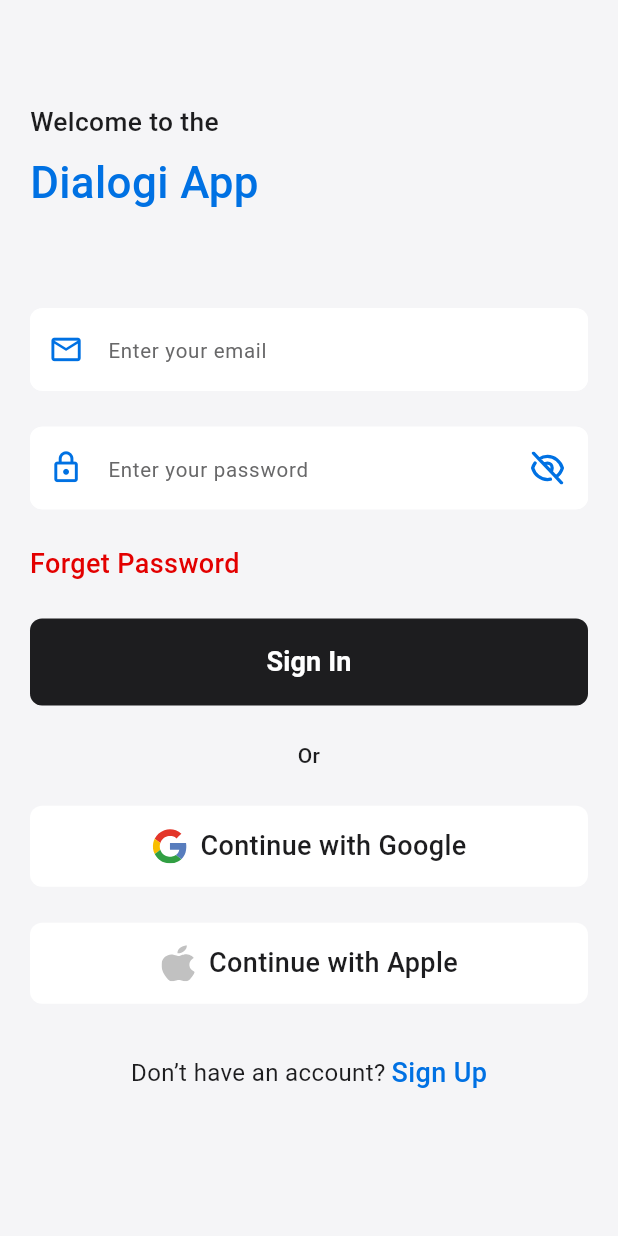
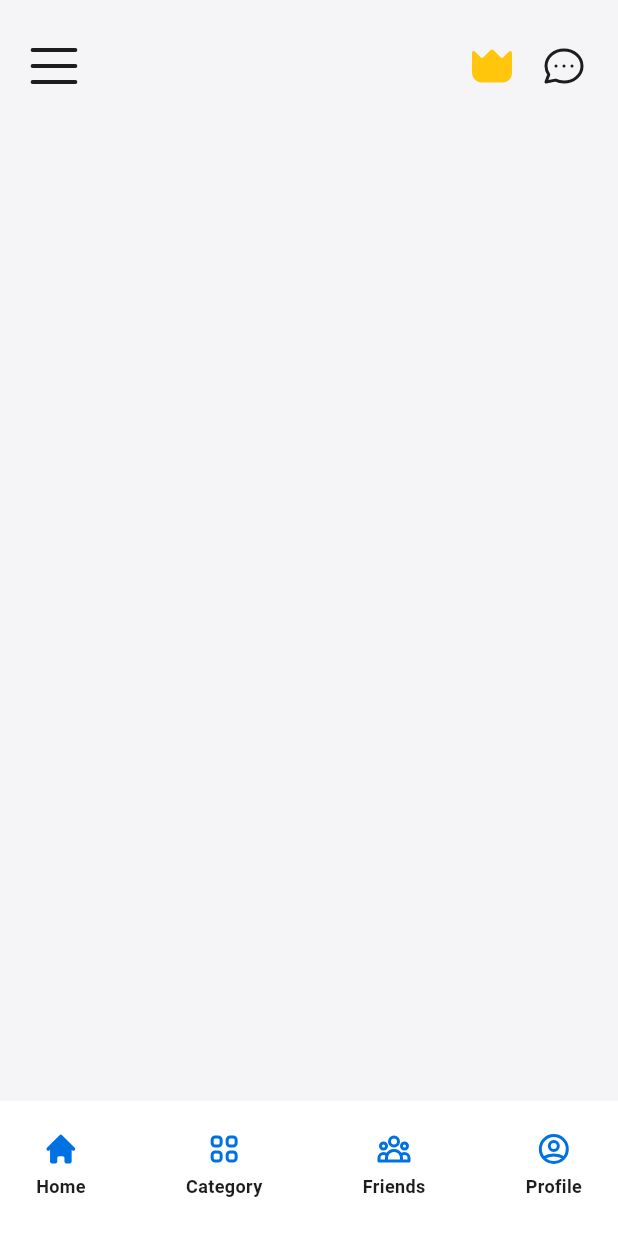
Before and after one commit to bdCalling-Sdt-hub/dialogi, a Flutter app: the SignInScreen screen opened by its route, after a tap on "Sign In", on a phone screen of 412 x 824 dp. Run offline on Flutter 3.47's test engine with Material 3 defaults, Android fonts, the phone set to English and light mode, and no system bars; our stand-ins replace device_preview, flutter_screenutil, flutter_svg, get, google_fonts, image_picker and 2 more; missing offline and left inert: dart:ffi; Roboto replaces fonts that are missing (Prompt); project files that could hold a hidden picture were left out.

Commit message:
auth done

```diff
--- a/lib/core/app_routes.dart
+++ b/lib/core/app_routes.dart
@@ -5,7 +5,12 @@
 import 'package:dialogi_app/view/screens/auth/sign_up/set_password/set_password_screen.dart';
 import 'package:dialogi_app/view/screens/auth/sign_up/set_photo/set_photo_screen.dart';
 import 'package:dialogi_app/view/screens/auth/sign_up/sign_up/sign_up_screen.dart';
+import 'package:dialogi_app/view/screens/category/category/category_screen.dart';
+import 'package:dialogi_app/view/screens/friends/friends/friends_screen.dart';
+import 'package:dialogi_app/view/screens/home/home/home_screen.dart';
 import 'package:dialogi_app/view/screens/premium/premium_screen.dart';
+import 'package:dialogi_app/view/screens/profile/profile/profile_screen.dart';
+import 'package:dialogi_app/view/screens/settings/settings/settings_screen.dart';
 import 'package:dialogi_app/view/screens/splash/splash_screen.dart';
 import 'package:get/get.dart';
 
@@ -19,6 +24,11 @@
   static String signUpScreen="/sign_up_screen";
   static String setPasswordScreen="/set_password_screen";
   static String setPhotoScreen="/set_photo_screen";
+  static String homeScreen="/home_screen";
+  static String categoryScreen="/category_screen";
+  static String friendsScreen="/friends_screen";
+  static String profileScreen="/profile_screen";
+  static String settingsScreen="/settings_screen";
 
 
   static List<GetPage> routes=[
@@ -31,5 +41,10 @@
     GetPage(name: signUpScreen, page: ()=> const SignUpScreen()),
     GetPage(name: setPasswordScreen, page: ()=> const SetPasswordScreen()),
     GetPage(name: setPhotoScreen, page: ()=> const SetPhotoScreen()),
+    GetPage(name: homeScreen, page: ()=> const HomeScreen()),
+    GetPage(name: categoryScreen, page: ()=> const CategoryScreen()),
+    GetPage(name: friendsScreen, page: ()=> const FriendsScreen()),
+    GetPage(name: profileScreen, page: ()=> const ProfileScreen()),
+    GetPage(name: settingsScreen, page: ()=> const SettingsScreen()),
   ];
 }
--- a/lib/utils/app_icons.dart
+++ b/lib/utils/app_icons.dart
@@ -29,7 +29,7 @@
   static const String friendsOutline = "$baseUrl/friends_outline.svg" ;
   static const String google = "$baseUrl/google.svg" ;
   static const String greatJob = "$baseUrl/great_job.svg" ;
-  static const String home = "$baseUrl/home.svg" ;
+  static const String home = "$baseUrl/home_outline.svg" ;
   static const String informationCircle = "$baseUrl/information-circle.svg" ;
   static const String like = "$baseUrl/like.svg" ;
   static const String location = "$baseUrl/location.svg" ;
@@ -53,6 +53,7 @@
   static const String translate = "$baseUrl/translate.svg" ;
   static const String checkCircle = "$baseUrl/check-circle.svg" ;
   static const String apple = "$baseUrl/apple.svg" ;
+  static const String homeOutline = "$baseUrl/home_outline.svg" ;
 
 
 
--- a/lib/view/screens/auth/sign_in/sign_in/sign_in_screen.dart
+++ b/lib/view/screens/auth/sign_in/sign_in/sign_in_screen.dart
@@ -111,7 +111,9 @@
             ),
 
             ///signIn button
-            CustomElevatedButton(onPressed: (){}, titleText: 'Sign In',buttonWidth: MediaQuery.of(context).size.width,),
+            CustomElevatedButton(onPressed: (){
+              Get.toNamed(AppRoutes.homeScreen);
+            }, titleText: 'Sign In',buttonWidth: MediaQuery.of(context).size.width,),
 
             ///or
             Center(
--- /dev/null
+++ b/lib/view/screens/home/home/home_screen.dart
@@ -0,0 +1,50 @@
+import 'package:dialogi_app/utils/app_colors.dart';
+import 'package:dialogi_app/utils/app_icons.dart';
+import 'package:dialogi_app/view/screens/home/home/inner_widgets/home_drawer.dart';
+import 'package:dialogi_app/view/widgets/app_bar/custom_app_bar.dart';
+import 'package:dialogi_app/view/widgets/image/custom_image.dart';
+import 'package:dialogi_app/view/widgets/nav_bar/nav_bar.dart';
+import 'package:flutter/material.dart';
+
+class HomeScreen extends StatefulWidget {
+  const HomeScreen({super.key});
+
+  @override
+  State<HomeScreen> createState() => _HomeScreenState();
+}
+
+class _HomeScreenState extends State<HomeScreen> {
+  final scaffoldKey = GlobalKey<ScaffoldState>();
+  @override
+  Widget build(BuildContext context) {
+    return SafeArea(child: Scaffold(
+      key: scaffoldKey,
+      backgroundColor: AppColors.background,
+        bottomNavigationBar: NavBar(currentIndex: 0),
+      drawer: Drawer(
+        backgroundColor: AppColors.background,
+        elevation: 0,
+        width: MediaQuery.of(context).size.width*.6,
+        child: HomeDrawer(),
+      ),
+      appBar: CustomAppBar(
+          appBarContent: Row(
+            children: [
+              GestureDetector(
+                onTap: (){
+                  scaffoldKey.currentState!.openDrawer();
+                  print("object");
+                },
+                  child: CustomImage(imageSrc: AppIcons.drawer,size: 32,)),
+              Spacer(),
+              CustomImage(imageSrc: AppIcons.crown,size: 32,),
+              SizedBox(width: 16,),
+              GestureDetector(
+                  onTap: (){},
+                  child: CustomImage(imageSrc: AppIcons.chat,size: 32,)),
+            ],
+          )
+      ),
+    ));
+  }
+}
--- a/lib/view/widgets/nav_bar/nav_bar.dart
+++ b/lib/view/widgets/nav_bar/nav_bar.dart
@@ -1,4 +1,10 @@
-/*
+import 'package:dialogi_app/utils/app_colors.dart';
+import 'package:dialogi_app/utils/app_icons.dart';
+import 'package:dialogi_app/view/screens/category/category/category_screen.dart';
+import 'package:dialogi_app/view/screens/friends/friends/friends_screen.dart';
+import 'package:dialogi_app/view/screens/home/home/home_screen.dart';
+import 'package:dialogi_app/view/screens/profile/profile/profile_screen.dart';
+import 'package:dialogi_app/view/widgets/text/custom_text.dart';
 import 'package:flutter/material.dart';
 import 'package:flutter_svg/flutter_svg.dart';
 import 'package:get/get.dart';
@@ -17,26 +23,24 @@
   var bottomNavIndex = 0;
 
   List<String> selectedIcon = [
-    AppIcons.home_2,
-    AppIcons.noteText,
-    AppIcons.emptyWallet,
-    AppIcons.phCookingPotLight,
-    AppIcons.profileCircle,
+    AppIcons.home,
+    AppIcons.categoryOutline,
+    AppIcons.friendsOutline,
+    AppIcons.profileOutline,
   ];
 
- */
-/* List<String> selectedText = [
-    AppStrings.home,
-    AppStrings.search,
-    "Settings",
-  ];*//*
+ List<String> selectedText = [
+   'Home',
+   'Category',
+   'Friends',
+   'Profile'
+  ];
 
 
   List<String> unselectedIcon = [
-    AppIcons.home,
-    AppIcons.note,
-    AppIcons.walletEm,
-    AppIcons.phCooking,
+    AppIcons.homeOutline,
+    AppIcons.category,
+    AppIcons.friends,
     AppIcons.profile,
   ];
 
@@ -55,7 +59,7 @@
       const EdgeInsetsDirectional.symmetric(horizontal: 24, vertical: 20),
 
       alignment: Alignment.center,
-      color: AppColors.background,
+      color: Colors.white ,
       child: Row(
         crossAxisAlignment: CrossAxisAlignment.center,
         mainAxisAlignment: MainAxisAlignment.spaceBetween,
@@ -68,20 +72,19 @@
               mainAxisAlignment: MainAxisAlignment.start,
               children: [
                 index != bottomNavIndex
-                    ? SvgPicture.asset(selectedIcon[index],color: AppColors.primaryColor,
+                    ? SvgPicture.asset(selectedIcon[index],color: AppColors.blue_500,
                     height: 24, width: 24)
-                    : SvgPicture.asset(unselectedIcon[index],color: AppColors.primaryColor,
+                    : SvgPicture.asset(unselectedIcon[index],color: AppColors.blue_500,
                     height: 24, width: 24),
-               */
-/* const SizedBox(height: 4,),
+ const SizedBox(height: 4,),
                 CustomText(
                   color: index == bottomNavIndex
-                      ? AppColors.black_400
-                      : AppColors.white.withOpacity(.8),
+                      ? AppColors.black_500
+                      : AppColors.black_500,
                   fontSize: 12,
                   fontWeight: FontWeight.w600,
                   text: selectedText[index],
-                ),*//*
+                ),
 
                 index == bottomNavIndex
                     ? Container(
@@ -110,22 +113,17 @@
       }
     } else if (index == 1) {
       if (!(widget.currentIndex == 1)) {
-        Get.offAll(() => const WorkSchedule(),transition: Transition.noTransition);
+        Get.offAll(() => const CategoryScreen(),transition: Transition.noTransition);
       }
     }  else if (index == 2) {
       if (!(widget.currentIndex == 2)) {
-        Get.offAll(() => const WalletScreen(),transition: Transition.noTransition);
+        Get.offAll(() => const FriendsScreen(),transition: Transition.noTransition);
       }
     }
     else if (index == 3) {
       if (!(widget.currentIndex == 3)) {
-        Get.offAll(() => const RecipeScreen(),transition: Transition.noTransition);
-      }
-    }
-    else if (index == 4) {
-      if (!(widget.currentIndex == 4)) {
-        Get.offAll(() => const ProfileScreen( ),transition: Transition.noTransition);
+        Get.offAll(() => const ProfileScreen(),transition: Transition.noTransition);
       }
     }
   }
-}*/
+}
```
Also changed, not shown: lib/view/screens/auth/sign_up/set_photo/inner_widgets/photo_controller.dart (+18 -1 lines), lib/view/screens/auth/sign_up/set_photo/inner_widgets/photo_pop_up.dart (+5 -23 lines), lib/view/screens/auth/sign_up/set_photo/set_photo_screen.dart (+15 -1 lines), lib/view/screens/category/category/category_screen.dart (added, +18 -0 lines), lib/view/screens/friends/friends/friends_screen.dart (added, +18 -0 lines), lib/view/screens/home/home/inner_widgets/home_drawer.dart (added, +85 -0 lines), lib/view/screens/profile/profile/profile_screen.dart (added, +18 -0 lines), lib/view/screens/settings/settings/settings_screen.dart (added, +71 -0 lines), lib/view/widgets/container/custom_settings_container.dart (added, +42 -0 lines), assets/icons/home_outline.svg (added).
